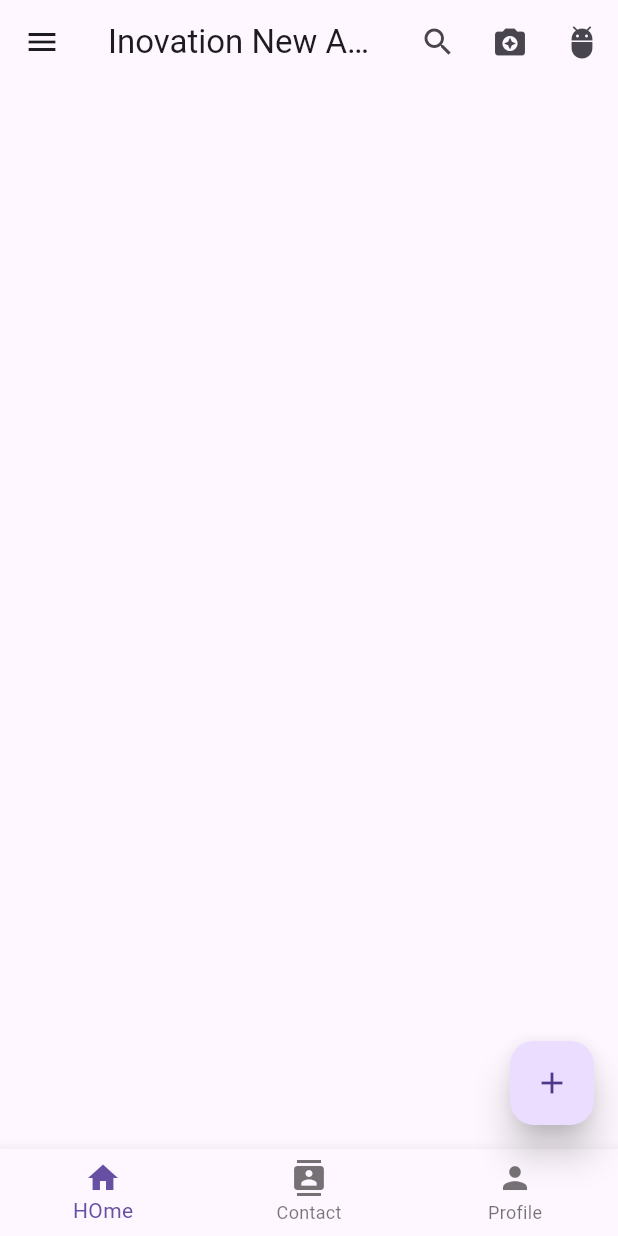
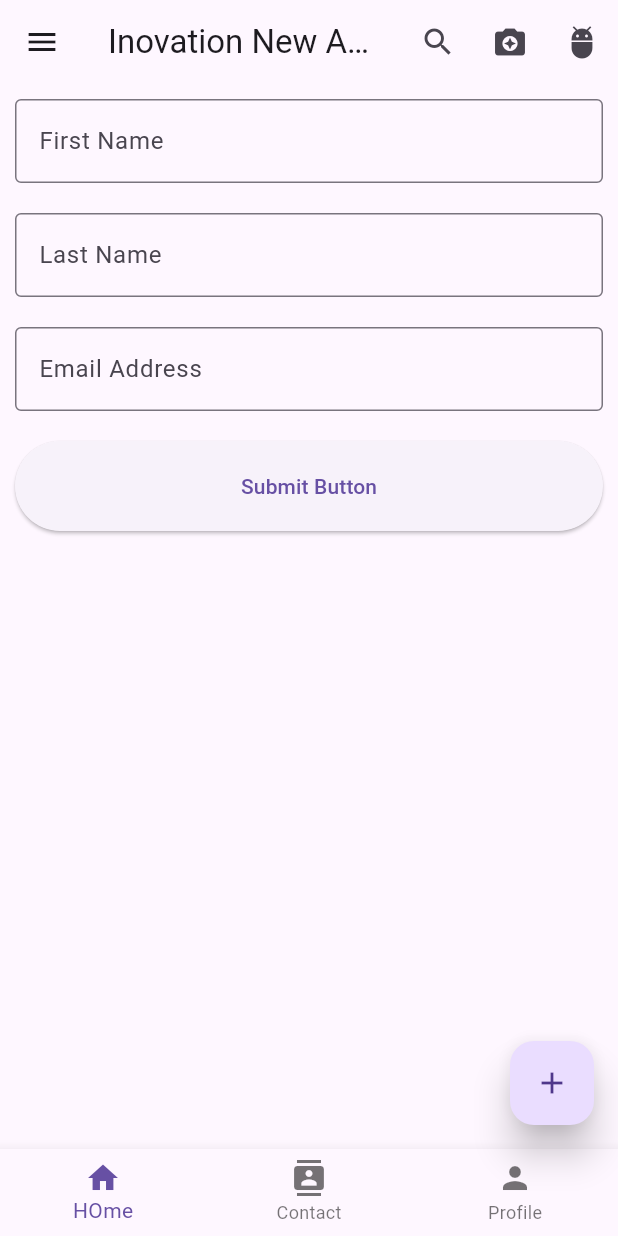
Before and after one commit to RaFiuL-RaZu/app_create, a Flutter app: the screen it shows after launch, on a phone screen of 412 x 824 dp. Run offline on Flutter 3.47's test engine with Material 3 defaults, Android fonts, the phone set to English and light mode, and no system bars.

Commit message:
first commit

```diff
--- a/lib/main.dart
+++ b/lib/main.dart
@@ -35,6 +35,10 @@ class HomeActivity extends StatelessWidget{
 
   @override
   Widget build(BuildContext context) {
+
+    ButtonStyle buttonStyle=ElevatedButton.styleFrom(
+      minimumSize: Size(double.infinity, 60)
+    );
 
     return Scaffold(
       appBar: AppBar(
@@ -75,7 +79,7 @@ class HomeActivity extends StatelessWidget{
       drawer: Drawer(
         child: ListView(
           children: [
-            DrawerHeader(child: Text("RaFiuL Razu")),
+            DrawerHeader(child: Text("RaFiul Razu"),),
             ListTile(title: Text("Home"),leading: Icon(Icons.home),),
             ListTile(title: Text("Profile"),leading: Icon(Icons.person),),
             ListTile(title: Text("Calls"),leading: Icon(Icons.call),),
@@ -83,6 +87,18 @@ class HomeActivity extends StatelessWidget{
           ],
         ),
       ),
+
+      body: Column(
+        mainAxisAlignment: MainAxisAlignment.start,
+        children: [
+          Padding(padding: EdgeInsets.all(10),child: TextField(decoration: InputDecoration(border: OutlineInputBorder(),labelText: "First Name"),),),
+          Padding(padding: EdgeInsets.all(10),child: TextField(decoration: InputDecoration(border: OutlineInputBorder(),labelText: "Last Name"),),),
+          Padding(padding: EdgeInsets.all(10),child: TextField(decoration: InputDecoration(border: OutlineInputBorder(),labelText: "Email Address"),),),
+          Padding(padding: EdgeInsets.all(10),child: ElevatedButton(onPressed: (){},child: Text("Submit Button"),style: buttonStyle,)),
+
+
+        ],
+      ),
     );
   }
 
```
